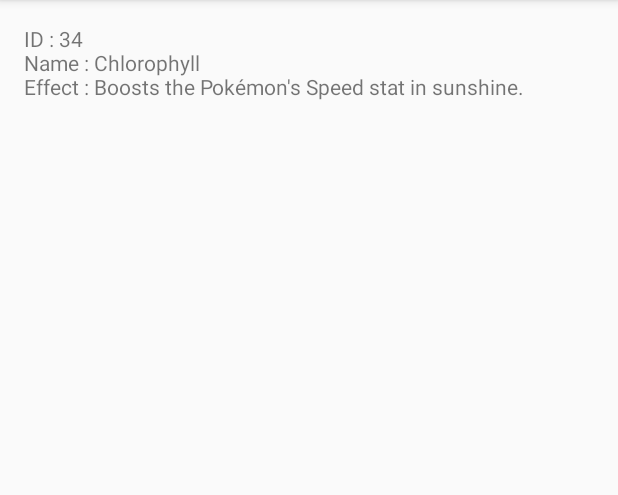
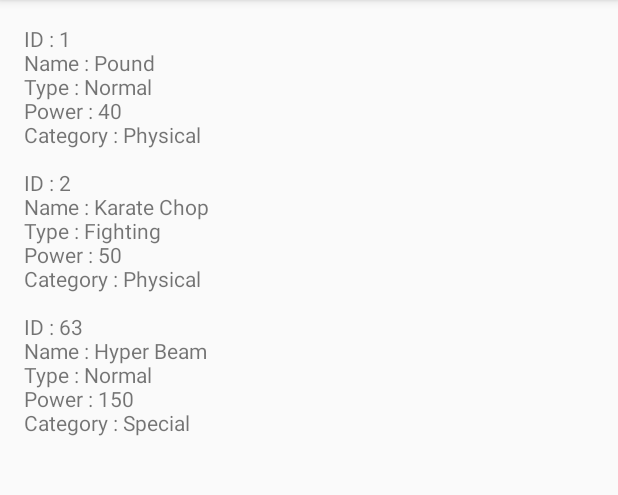
Before and after one commit to Tiraza/Pokemon_Calculator, an Android app: the screen it shows after launch (MainActivity), on a phone screen of 412 x 824 dp, the part 84-579 px from its top. Run offline under Robolectric (Android 15) with nearby library versions, the phone set to English and light mode, and no system bars.

Commit message:
Create Attack (class & XML file)

```diff
--- a/app/src/main/java/com/example/dinoslayer/pokemonCalculator/MainActivity.java
+++ b/app/src/main/java/com/example/dinoslayer/pokemonCalculator/MainActivity.java
@@ -7,8 +7,10 @@ import android.widget.TextView;
 
 import java.io.InputStream;
 
-import controller.XMLParserAbility;
-import model.Ability;
+//import controller.XMLParserAbility;
+import controller.XMLParserAttack;
+//import model.Ability;
+import model.Attack;
 
 public class MainActivity extends AppCompatActivity {
 
@@ -20,20 +22,19 @@ public class MainActivity extends AppCompatActivity {
         display.setMovementMethod(new ScrollingMovementMethod());
 
         try {
-            InputStream is = getApplicationContext().getAssets().open("data/ability.xml");
+            InputStream is = getApplicationContext().getAssets().open("data/attack.xml");
 
-            XMLParserAbility parserAbility = new XMLParserAbility(is);
-            short []id = new short[2];
-            id[0] = 195;
-            id[1] = 34;
-            parserAbility.parseXML(id);
+            XMLParserAttack parserAttack = new XMLParserAttack(is);
+            parserAttack.parseXML();
 
-            for (Ability a : parserAbility.getAbilities()) {
+            for (Attack a : parserAttack.getAttacks()) {
                 String content = "";
 
                 content += "ID : " + a.getId() + "\n";
                 content += "Name : " + a.getName() + "\n";
-                content += "Effect : " + a.getEffect() + "\n\n";
+                content += "Type : " + a.getType().getDisplay() + "\n";
+                content += "Power : " + a.getPower() + "\n";
+                content += "Category : " + a.getCategory().getDisplay() + "\n\n";
 
                 display.setText(display.getText() + content);
             }
--- a/app/src/main/java/controller/XMLParserAbility.java
+++ b/app/src/main/java/controller/XMLParserAbility.java
@@ -6,9 +6,7 @@ import org.xmlpull.v1.XmlPullParserFactory;
 
 import java.io.IOException;
 import java.io.InputStream;
-import java.lang.reflect.Array;
 import java.util.ArrayList;
-import java.util.Arrays;
 import java.util.List;
 
 import model.Ability;
@@ -20,10 +18,6 @@ public class XMLParserAbility {
     private List<Ability> abilities;
     private Ability ability;
     private XmlPullParser parser;
-
-    public List<Ability> getAbilities() {
-        return abilities;
-    }
 
     public XMLParserAbility(InputStream is) throws XmlPullParserException, IOException {
             this.abilities = new ArrayList<>();
@@ -70,8 +64,13 @@ public class XMLParserAbility {
                     if(name.equalsIgnoreCase("ability") && this.ability != null) {
                         this.abilities.add(ability);
                     }
+                    break;
             }
-            event = parser.next();
+            event = this.parser.next();
         }
     }
+
+    public List<Ability> getAbilities() {
+        return abilities;
+    }
 }
--- /dev/null
+++ b/app/src/main/java/controller/XMLParserAttack.java
@@ -0,0 +1,102 @@
+package controller;
+
+import org.xmlpull.v1.XmlPullParser;
+import org.xmlpull.v1.XmlPullParserException;
+import org.xmlpull.v1.XmlPullParserFactory;
+
+import java.io.IOException;
+import java.io.InputStream;
+import java.util.ArrayList;
+import java.util.List;
+
+import model.Attack;
+import model.Category;
+import model.Types;
+
+/**
+ * Created by TheDinoSlayer on 28/07/2016.
+ */
+public class XMLParserAttack {
+    private List<Attack> attacks;
+    private Attack attack;
+    private XmlPullParser parser;
+
+    public XMLParserAttack(InputStream is) throws XmlPullParserException, IOException {
+        this.attacks = new ArrayList<>();
+        XmlPullParserFactory xmlPullParserFactory = XmlPullParserFactory.newInstance();
+        this.parser = xmlPullParserFactory.newPullParser();
+        this.parser.setFeature(XmlPullParser.FEATURE_PROCESS_NAMESPACES, false);
+        this.parser.setInput(is, null);
+    }
+
+    public void parseXML() throws XmlPullParserException, IOException {
+        int event = this.parser.getEventType();
+
+        while (event != XmlPullParser.END_DOCUMENT) {
+            String name = this.parser.getName();
+
+            switch (event) {
+                case XmlPullParser.START_TAG:
+                    if (name.equals("attack")) {
+                        this.attack = new Attack();
+                        this.attack.setId(Short.parseShort(this.parser.getAttributeValue(null, "id")));
+                    } else if(this.attack != null) {
+                        if(name.equals("name")) {
+                            this.attack.setName(this.parser.nextText());
+                        } else if(name.equals("type")) {
+                            this.parseType(this.parser.nextText());
+                        } else if(name.equals("power")) {
+                            this.attack.setPower(Integer.parseInt(this.parser.getAttributeValue(null, "value")));
+                        } else if(name.equals("category")) {
+                            this.parseCategory(this.parser.nextText());
+                        }
+                    }
+                    break;
+                case XmlPullParser.END_TAG:
+                    name = this.parser.getName();
+                    if(name.equalsIgnoreCase("attack") && this.attack != null) {
+                        this.attacks.add(this.attack);
+                    }
+                    break;
+            }
+            event = this.parser.next();
+        }
+    }
+
+    private void parseType(String type) {
+        switch (type) {
+            case "Normal": this.attack.setType(Types.NORMAL); break;
+            case "Fight": this.attack.setType(Types.FIGHT); break;
+            case "Flying": this.attack.setType(Types.FLYING); break;
+            case "Poison": this.attack.setType(Types.POISON); break;
+            case "Ground": this.attack.setType(Types.GROUND); break;
+            case "Rock": this.attack.setType(Types.ROCK); break;
+            case "Bug": this.attack.setType(Types.BUG); break;
+            case "Ghost": this.attack.setType(Types.GHOST); break;
+            case "Steel": this.attack.setType(Types.STEEL); break;
+            case "Fire": this.attack.setType(Types.FIRE); break;
+            case "Water": this.attack.setType(Types.WATER); break;
+            case "Grass": this.attack.setType(Types.GRASS); break;
+            case "Electric": this.attack.setType(Types.ELECTR); break;
+            case "Psychic": this.attack.setType(Types.PSYCHIC); break;
+            case "Ice": this.attack.setType(Types.ICE); break;
+            case "Dragon": this.attack.setType(Types.DRAGON); break;
+            case "Dark": this.attack.setType(Types.DARK); break;
+            case "Fairy": this.attack.setType(Types.FAIRY); break;
+            default: break;
+        }
+    }
+
+    private void parseCategory(String category) {
+        switch (category) {
+            case "Physical": this.attack.setCategory(Category.PHYSICAL); break;
+            case "Special": this.attack.setCategory(Category.SPECIAL); break;
+            case "Status": this.attack.setCategory(Category.STATUS); break;
+            default: break;
+        }
+    }
+
+    public List<Attack> getAttacks() {
+        return attacks;
+    }
+}
--- a/app/src/main/java/model/Attack.java
+++ b/app/src/main/java/model/Attack.java
@@ -9,7 +9,7 @@ public class Attack {
     private String name;
     private Types type;
     private Byte power;
-    private Boolean category;
+    private Category category;
 
     //Constructor
     public Attack() {
@@ -17,10 +17,10 @@ public class Attack {
         this.name = "<No Move>";
         this.type = Types.NORMAL;
         this.power = 0;
-        this.category = false;
+        this.category = Category.PHYSICAL;
     }
 
-    public Attack(short id, String name, Types type, Byte power, Boolean category) {
+    public Attack(short id, String name, Types type, Byte power, Category category) {
         this.id = id;
         this.name = name;
         this.type = type;
@@ -32,13 +32,25 @@ public class Attack {
     public short getId() { return id; }
     public String getName() { return this.name; }
     public Types getType() { return type; }
-    public Byte getPower() { return power; }
-    public Boolean getCategory() { return category; }
+    public Category getCategory() { return category; }
+    public int getPower() {
+        if(this.power >= 0 && this.power <= 127) {
+            return this.power;
+        } else {
+            return (this.power + 0xff);
+        }
+    }
 
     //Setter
     public void setId(short id) { this.id = id; }
     public void setName(String name) { this.name = name; }
     public void setType(Types type) { this.type = type; }
-    public void setPower(Byte power) { this.power = power; }
-    public void setCategory(Boolean category) { this.category = category; }
+    public void setCategory(Category category) { this.category = category; }
+    public void setPower(int power) {
+        if(power >= 0 && power <= 127) {
+            this.power = (byte) power;
+        } else if(power >= 128 && power <= 255) {
+            this.power = (byte) (power - 0xff);
+        }
+    }
 }
--- /dev/null
+++ b/app/src/main/java/model/Category.java
@@ -0,0 +1,16 @@
+package model;
+
+/**
+ * Created by regedit on 28/07/2016.
+ */
+public enum Category {
+    PHYSICAL("Physical"),
+    SPECIAL("Special"),
+    STATUS("Status");
+
+    private String display;
+
+    Category(String display) {this.display = display;}
+
+    public String getDisplay() { return this.display; }
+}
```
Also changed, not shown: app/src/main/assets/data/attack.xml (added, +22 -0 lines), 2 other files.
